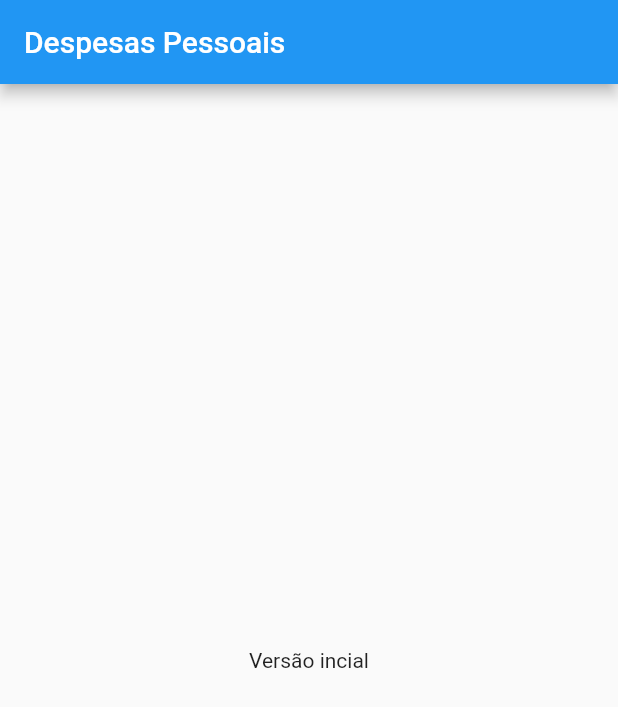
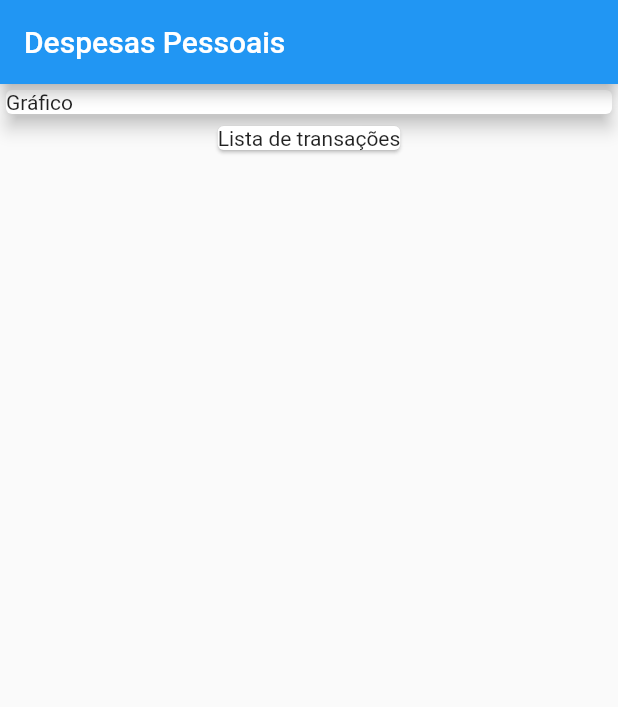
Before and after one commit to rafaelrsanches/cursos_flutter, a Flutter app: the screen it shows after launch, on a phone screen of 412 x 824 dp. Shown: the top 707 px of the screen. Run offline on Flutter 3.47's test engine with Material 2 defaults, Android fonts, the phone set to English and light mode, and no system bars.

Commit message:
Combinando Widgets

```diff
--- a/curso_flutter/expenses/lib/main.dart
+++ b/curso_flutter/expenses/lib/main.dart
@@ -16,8 +16,19 @@ class MyHomePage extends StatelessWidget {
       appBar: AppBar(
         title: Text("Despesas Pessoais"),
       ),
-      body: Center(
-        child: Text("Versão incial"),
+      body: Column(
+        children: <Widget>[
+          Container(
+            width: double.infinity,
+            child: Card(
+              child: Text("Gráfico"),
+              elevation: 5,
+            ),
+          ),
+          Card(
+            child: Text("Lista de transações"),
+          )
+        ],
       ),
     );
   }
```
